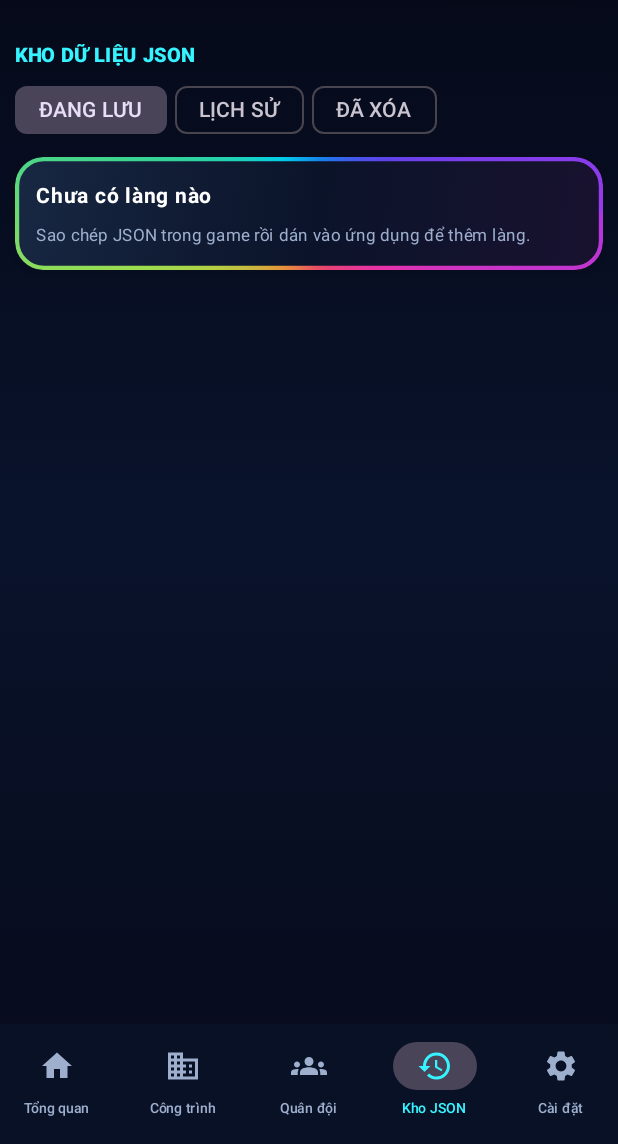
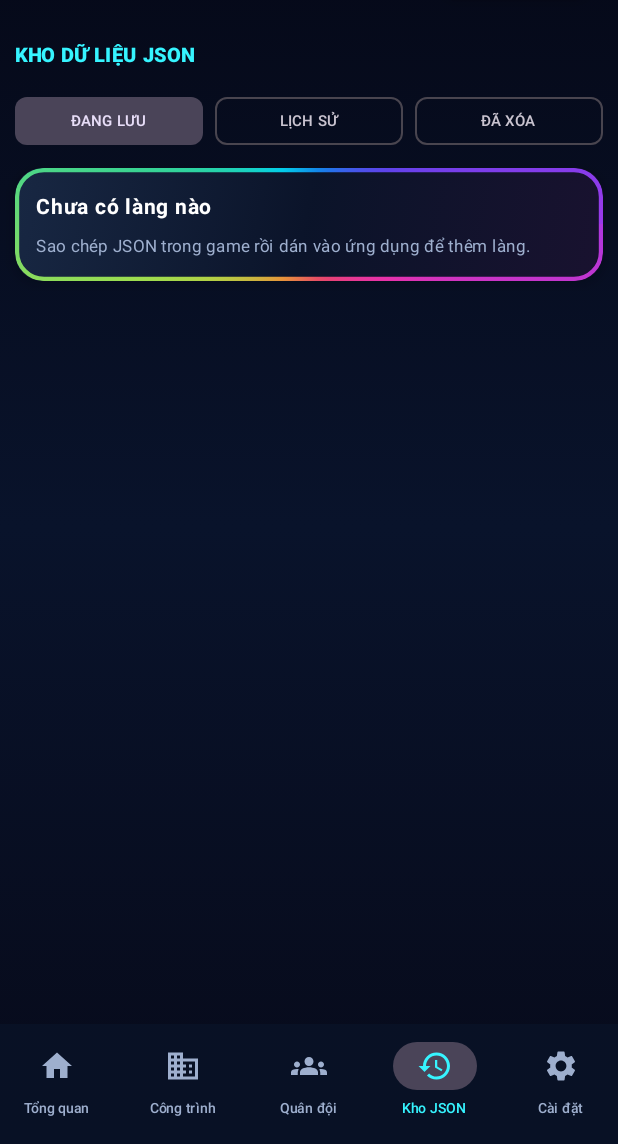
Before and after one commit to HUY-HOA/COC-LIO, an Android app built with Jetpack Compose: the screen it shows after launch (MainActivity), item 4 of the bottom bar chosen, on a phone screen of 412 x 824 dp, the part 92-1236 px from its top. Run offline under Robolectric (Android 15) with nearby library versions, the phone set to English and light mode, and no system bars; libraries missing offline, so code that uses them is left out: java.time, java.time.format; pictures from the network do not load; 3 statements that could not run were skipped.

Commit message:
Polish JSON vault tabs and restore selected village

```diff
--- a/app/src/main/java/com/huyhoa/coclio/MainActivity.kt
+++ b/app/src/main/java/com/huyhoa/coclio/MainActivity.kt
@@ -516,11 +516,13 @@ private fun CocLioApp() {
                             }
                         },
                         onRestore = { recordId ->
+                            val restoredTag = deletedVillages.firstOrNull { it.id == recordId }?.tag
                             if (VillageStore.restoreDeleted(context, recordId, activeProfile)) {
                                 history = VillageStore.loadAll(context, activeProfile)
                                 deletedVillages = VillageStore.loadDeleted(context, activeProfile)
                                 pinnedTags = VillageStore.pinnedTags(context, activeProfile)
-                                current = history.firstOrNull()
+                                current = history.firstOrNull { it.tag == restoredTag } ?: history.firstOrNull()
+                                events = emptyList()
                                 UpgradeReminderScheduler.scheduleAll(context, history, activeProfile, notificationsEnabled)
                                 AppWidgetUpdater.updateAll(context)
                                 scope.launch { snackbar.showSnackbar("Đã khôi phục dữ liệu làng.") }
@@ -1203,11 +1205,44 @@ private fun HistoryScreen(
         verticalArrangement = Arrangement.spacedBy(7.dp)
     ) {
         item {
-            Text("KHO DỮ LIỆU JSON", color = CocCyan, fontSize = 13.sp, fontWeight = FontWeight.Black)
-            Row(horizontalArrangement = Arrangement.spacedBy(5.dp)) {
-                FilterChip(selectedSection == "villages", { selectedSection = "villages" }, label = { Text("ĐANG LƯU") })
-                FilterChip(selectedSection == "history", { selectedSection = "history" }, label = { Text("LỊCH SỬ") })
-                FilterChip(selectedSection == "deleted", { selectedSection = "deleted" }, label = { Text("ĐÃ XÓA") })
+            Column(verticalArrangement = Arrangement.spacedBy(7.dp)) {
+                Text("KHO DỮ LIỆU JSON", color = CocCyan, fontSize = 13.sp, fontWeight = FontWeight.Black)
+                Row(
+                    modifier = Modifier.fillMaxWidth(),
+                    horizontalArrangement = Arrangement.spacedBy(8.dp),
+                    verticalAlignment = Alignment.CenterVertically
+                ) {
+                    FilterChip(
+                        selected = selectedSection == "villages",
+                        onClick = { selectedSection = "villages" },
+                        modifier = Modifier.weight(1f),
+                        label = {
+                            Box(Modifier.fillMaxWidth(), contentAlignment = Alignment.Center) {
+                                Text("ĐANG LƯU", fontSize = 10.sp, maxLines = 1)
+                            }
+                        }
+                    )
+                    FilterChip(
+                        selected = selectedSection == "history",
+                        onClick = { selectedSection = "history" },
+                        modifier = Modifier.weight(1f),
+                        label = {
+                            Box(Modifier.fillMaxWidth(), contentAlignment = Alignment.Center) {
+                                Text("LỊCH SỬ", fontSize = 10.sp, maxLines = 1)
+                            }
+                        }
+                    )
+                    FilterChip(
+                        selected = selectedSection == "deleted",
+                        onClick = { selectedSection = "deleted" },
+                        modifier = Modifier.weight(1f),
+                        label = {
+                            Box(Modifier.fillMaxWidth(), contentAlignment = Alignment.Center) {
+                                Text("ĐÃ XÓA", fontSize = 10.sp, maxLines = 1)
+                            }
+                        }
+                    )
+                }
             }
         }
 
```
